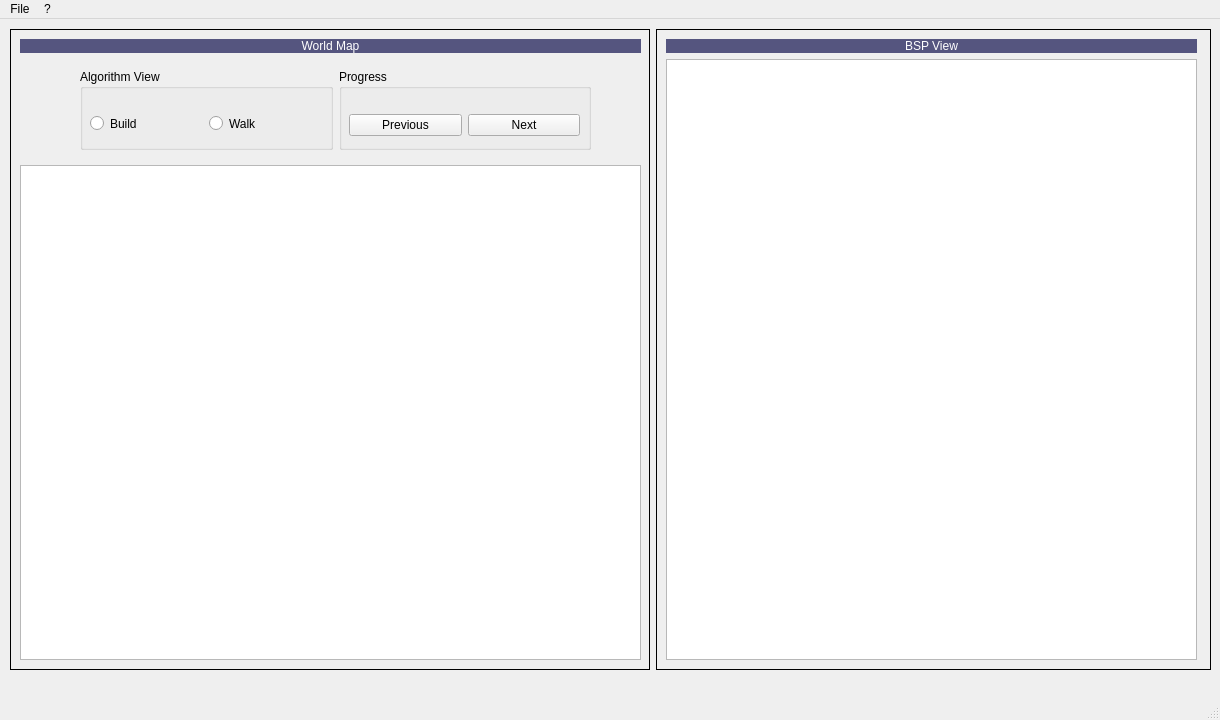
This is apps/mainwindow.ui in alessandrostranieri/ut_bsp_tool as Qt 5 draws it before an edit. The edited form follows.
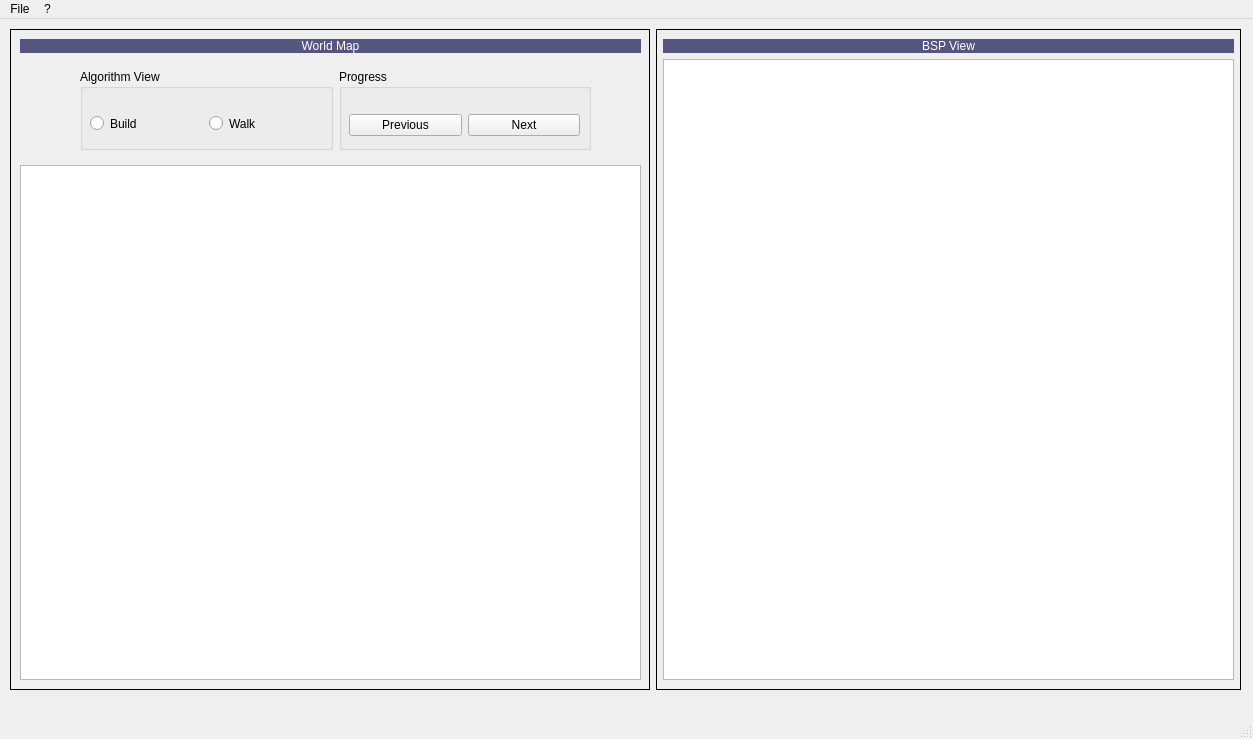
This is the edited form.

Commit message: Added center marker for algorithm view #10

The edit to the form file:
```diff
--- a/apps/mainwindow.ui
+++ b/apps/mainwindow.ui
@@ -9,22 +9,16 @@
    <rect>
     <x>0</x>
     <y>0</y>
-    <width>1220</width>
-    <height>720</height>
+    <width>1253</width>
+    <height>739</height>
    </rect>
   </property>
   <property name="sizePolicy">
-   <sizepolicy hsizetype="Minimum" vsizetype="Minimum">
+   <sizepolicy hsizetype="MinimumExpanding" vsizetype="MinimumExpanding">
     <horstretch>0</horstretch>
     <verstretch>0</verstretch>
    </sizepolicy>
   </property>
-  <property name="maximumSize">
-   <size>
-    <width>1220</width>
-    <height>720</height>
-   </size>
-  </property>
   <property name="windowTitle">
    <string>BSP Visualization Tool</string>
   </property>
@@ -43,8 +37,8 @@
      <rect>
       <x>10</x>
       <y>10</y>
-      <width>1201</width>
-      <height>641</height>
+      <width>1231</width>
+      <height>661</height>
      </rect>
     </property>
     <layout class="QHBoxLayout" name="horizontalLayout">
@@ -68,7 +62,7 @@
           <x>10</x>
           <y>10</y>
           <width>621</width>
-          <height>621</height>
+          <height>641</height>
          </rect>
         </property>
         <layout class="QVBoxLayout" name="verticalLayout">
@@ -212,6 +206,12 @@
      </item>
      <item>
       <widget class="QFrame" name="algorithm_frame">
+       <property name="sizePolicy">
+        <sizepolicy hsizetype="Minimum" vsizetype="Minimum">
+         <horstretch>0</horstretch>
+         <verstretch>0</verstretch>
+        </sizepolicy>
+       </property>
        <property name="styleSheet">
         <string notr="true">border-color: rgb(255, 255, 255);</string>
        </property>
@@ -221,10 +221,10 @@
        <widget class="QWidget" name="verticalLayoutWidget_2">
         <property name="geometry">
          <rect>
-          <x>10</x>
+          <x>7</x>
           <y>10</y>
-          <width>531</width>
-          <height>621</height>
+          <width>571</width>
+          <height>641</height>
          </rect>
         </property>
         <layout class="QVBoxLayout" name="verticalLayout_3">
@@ -248,7 +248,19 @@
           </widget>
          </item>
          <item>
-          <widget class="QGraphicsView" name="algorithm_gv"/>
+          <widget class="QGraphicsView" name="algorithm_gv">
+           <property name="sceneRect">
+            <rectf>
+             <x>-150.000000000000000</x>
+             <y>-300.000000000000000</y>
+             <width>300.000000000000000</width>
+             <height>600.000000000000000</height>
+            </rectf>
+           </property>
+           <property name="alignment">
+            <set>Qt::AlignCenter</set>
+           </property>
+          </widget>
          </item>
         </layout>
        </widget>
@@ -273,7 +285,7 @@
     <rect>
      <x>0</x>
      <y>0</y>
-     <width>1220</width>
+     <width>1253</width>
      <height>31</height>
     </rect>
    </property>
```
The commit also changes 7 other files.
